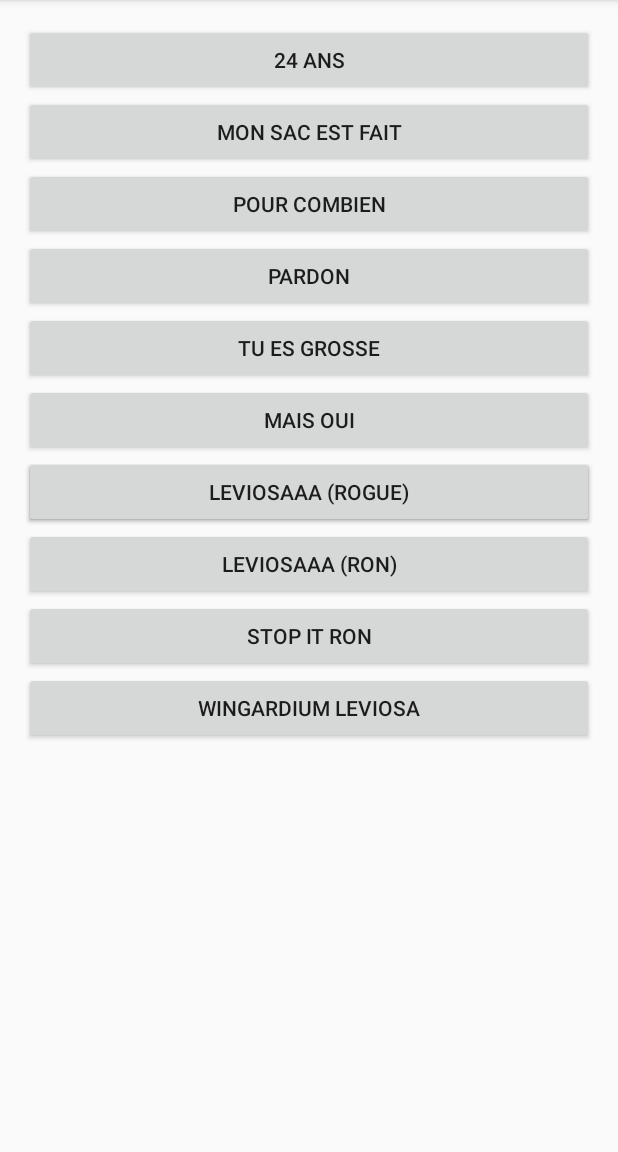
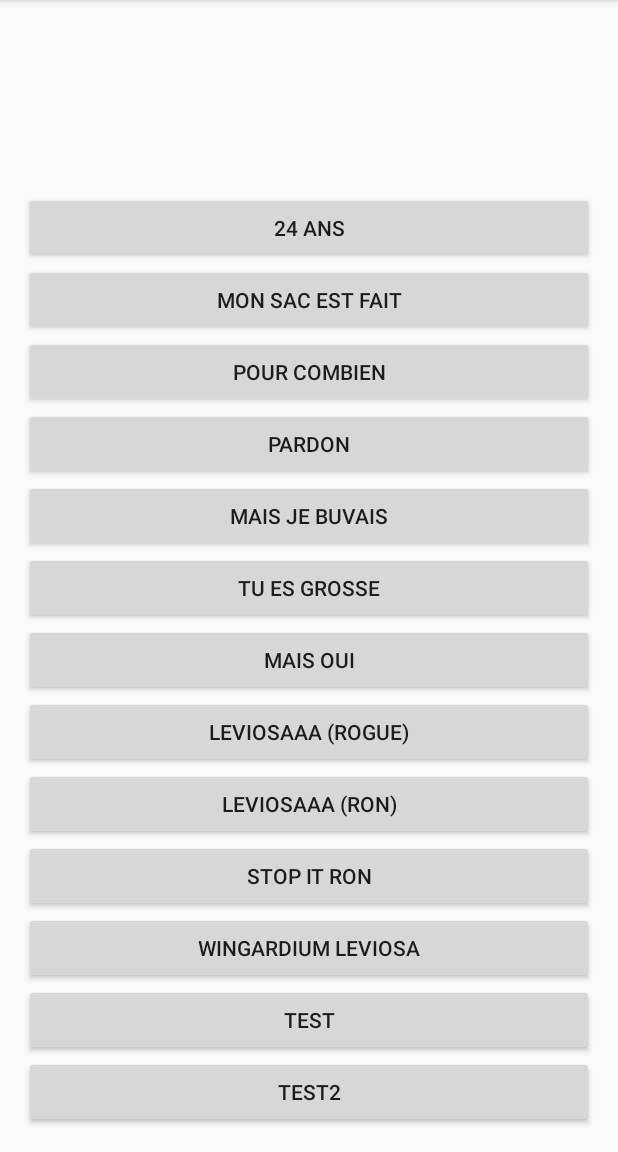
Before and after one commit to Sytha/TwentyFour, an Android app: the screen it shows after launch (MainActivity), on a phone screen of 412 x 824 dp, the part 84-1236 px from its top. Run offline under Robolectric (Android 15) with nearby library versions, the phone set to English and light mode, and no system bars.

Commit message:
HOTFIX : -> PARDON -> MAIS JE BUVAIS

```diff
--- a/app/src/main/java/com/example/olivo/twentyfour/MainActivity.java
+++ b/app/src/main/java/com/example/olivo/twentyfour/MainActivity.java
@@ -53,7 +53,7 @@ public class MainActivity extends AppCompatActivity {
         Button bt_jeBuvais = (Button)this.findViewById(R.id.maisJeBuvais);
         Button bt_tuEsGrosse = (Button)this.findViewById(R.id.tuEsGrosse);
         Button bt_maisOui = (Button)this.findViewById(R.id.maisOui);
-        Button bt_pardon = (Button)this.findViewById(R.id.maisJeBuvais);
+        Button bt_pardon = (Button)this.findViewById(R.id.pardon);
         Button bt_rogueLeviosa = (Button)this.findViewById(R.id.rogueLeviosa);
         Button bt_ronLeviosa = (Button)this.findViewById(R.id.ronLeviosa);
         Button bt_stopItRon = (Button)this.findViewById(R.id.stopItRon);
--- a/app/src/main/res/layout/activity_main.xml
+++ b/app/src/main/res/layout/activity_main.xml
@@ -7,74 +7,91 @@
     android:paddingLeft="@dimen/activity_horizontal_margin"
     android:paddingRight="@dimen/activity_horizontal_margin"
     android:paddingTop="@dimen/activity_vertical_margin"
-    tools:context="com.example.olivo.twentyfour.MainActivity">
+    tools:context="com.example.olivo.twentyfour.MainActivity"
+    android:scrollIndicators="right">
+
+
+    <ScrollView
+        android:layout_width="wrap_content"
+        android:layout_height="wrap_content"
+        android:id="@+id/scrollView"
+        android:layout_alignParentBottom="true"
+        android:layout_centerHorizontal="true" >
 
         <RelativeLayout
-        android:orientation="horizontal"
             android:layout_width="match_parent"
-        android:layout_height="match_parent"
-        android:layout_centerHorizontal="true">
+            android:layout_height="match_parent">
 
             <Button
                 android:layout_width="match_parent"
                 android:layout_height="wrap_content"
                 android:text="24 ans"
                 android:id="@+id/a24Ans" />
+
             <Button
                 android:layout_width="match_parent"
                 android:layout_height="wrap_content"
                 android:text="Mon sac est fait"
                 android:id="@+id/monSacEstFait"
                 android:layout_below="@+id/a24Ans" />
+
             <Button
                 android:layout_width="match_parent"
                 android:layout_height="wrap_content"
                 android:text="Pour combien"
                 android:id="@+id/pourCombien"
                 android:layout_below="@+id/monSacEstFait"/>
+
+            <Button
+                android:layout_width="match_parent"
+                android:layout_height="wrap_content"
+                android:text="Pardon"
+                android:id="@+id/pardon"
+                android:layout_below="@+id/pourCombien"/>
+
             <Button
                 android:layout_width="match_parent"
                 android:layout_height="wrap_content"
                 android:text="Mais je buvais"
                 android:id="@+id/maisJeBuvais"
-            android:layout_below="@+id/maisOui"
+                android:layout_below="@+id/pardon"
                 android:layout_centerHorizontal="true" />
-        <Button
-            android:layout_width="match_parent"
-            android:layout_height="wrap_content"
-            android:text="Pardon"
-            android:id="@+id/maisJeBuvais"
-            android:layout_below="@+id/pourCombien"/>
+
             <Button
                 android:layout_width="match_parent"
                 android:layout_height="wrap_content"
                 android:text="Tu es grosse"
                 android:id="@+id/tuEsGrosse"
                 android:layout_below="@+id/maisJeBuvais"/>
+
             <Button
                 android:layout_width="match_parent"
                 android:layout_height="wrap_content"
                 android:text="Mais oui"
                 android:id="@+id/maisOui"
                 android:layout_below="@+id/tuEsGrosse"/>
+
             <Button
                 android:layout_width="match_parent"
                 android:layout_height="wrap_content"
                 android:text="Leviosaaa (Rogue)"
                 android:id="@+id/rogueLeviosa"
                 android:layout_below="@+id/maisOui"/>
+
             <Button
                 android:layout_width="match_parent"
                 android:layout_height="wrap_content"
                 android:text="Leviosaaa (Ron)"
                 android:id="@+id/ronLeviosa"
                 android:layout_below="@+id/rogueLeviosa"/>
+
             <Button
                 android:layout_width="match_parent"
                 android:layout_height="wrap_content"
                 android:text="Stop it Ron"
                 android:id="@+id/stopItRon"
                 android:layout_below="@+id/ronLeviosa"/>
+
             <Button
                 android:layout_width="match_parent"
                 android:layout_height="wrap_content"
@@ -82,7 +99,20 @@
                 android:id="@+id/wingardiumLeviosa"
                 android:layout_below="@+id/stopItRon"/>
 
+            <Button
+                android:layout_width="match_parent"
+                android:layout_height="wrap_content"
+                android:text="test"
+                android:id="@+id/test"
+                android:layout_below="@+id/wingardiumLeviosa"/>
 
+            <Button
+                android:layout_width="match_parent"
+                android:layout_height="wrap_content"
+                android:text="test2"
+                android:id="@+id/test2"
+                android:layout_below="@+id/test"/>
+        </RelativeLayout>
+    </ScrollView>
 
 </RelativeLayout>
-</RelativeLayout>
```
Lines whose indentation alone changed are shown as unchanged.
